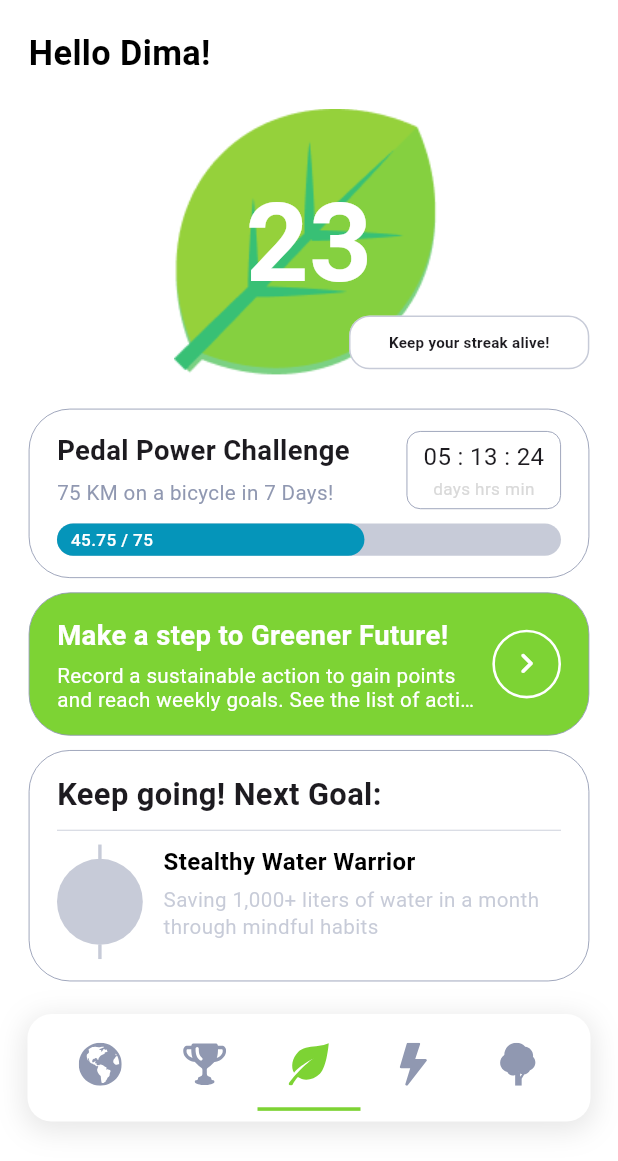
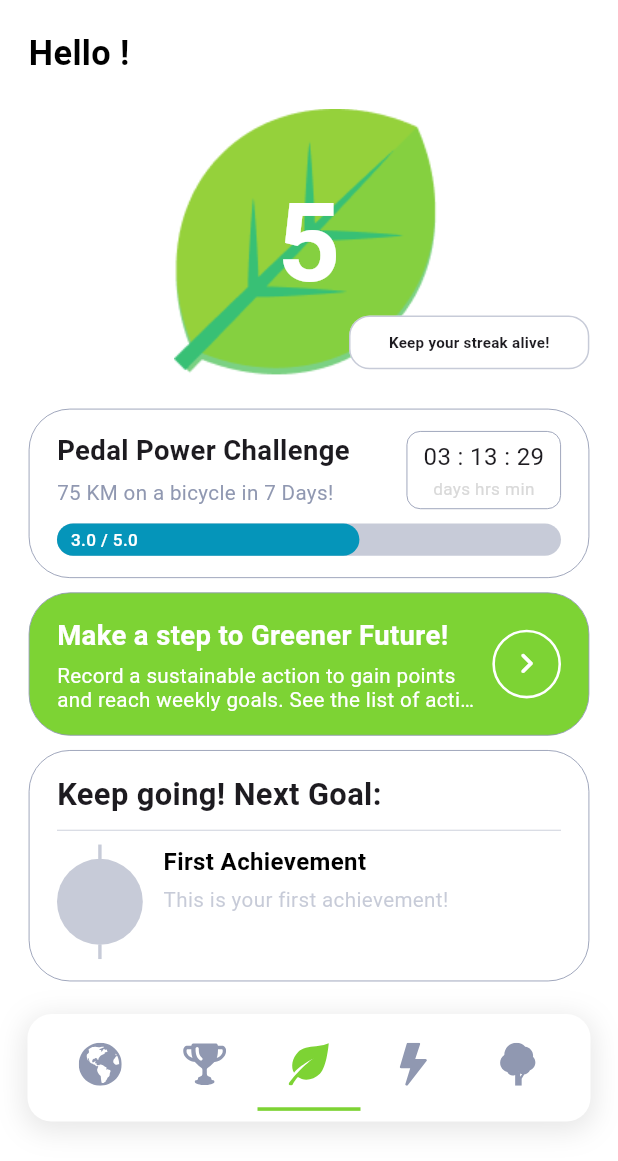
Before and after one commit to Kamal578/CH4NGE_UI, a Flutter app: the HomePage screen opened by its route, on a phone screen of 412 x 824 dp, the part 75-1236 px from its top. Run offline on Flutter 3.47's test engine with Material 3 defaults, Android fonts, the phone set to English and light mode, and no system bars; our stand-ins replace babstrap_settings_screen, dio, either_dart, email_validator, equatable, flutter_bloc and 10 more; missing offline and left inert: flutter_map_heatmap; accounts and stored records are empty; network calls fail.

Commit message:
Added data display on home page

```diff
--- a/lib/core/di/service_locator.dart
+++ b/lib/core/di/service_locator.dart
@@ -36,9 +36,9 @@ setupServiceLocator() async {
   serviceLocator.registerLazySingleton<IAuthenticationRepository>(
       () => AuthenticationRepositoryImpl());
   serviceLocator.registerLazySingleton<UserRepository>(
-      () => serviceLocator<UserRepositoryImpl>());
+      () => UserRepositoryImpl());
   serviceLocator.registerLazySingleton<WeeklyChallengeRepository>(
-      () => serviceLocator<WeeklyChallengeRepositoryImpl>());
+      () => WeeklyChallengeRepositoryImpl());
   serviceLocator.registerLazySingleton<AchievementRepository>(
       () => AchievementRepositoryImpl());
 
--- a/lib/features/layers/data/repositories/user_repository.dart
+++ b/lib/features/layers/data/repositories/user_repository.dart
@@ -7,11 +7,11 @@ class UserRepositoryImpl implements UserRepository {
   Future<UserEntity> getUser(String userId) async {
     return UserEntity(
       userId: userId,
-      username: 'John Doe',
-      password: 'password123',
+      username: 'Dima',
+      password: 'Qwerty123@',
       profilePicUrl:
           'https://media.licdn.com/dms/image/v2/D4E03AQE6_00Lbd-Itw/profile-displayphoto-shrink_200_200/profile-displayphoto-shrink_200_200/0/1697047665155?e=1750291200&v=beta&t=_BBvq5lAMPw3-cY4lHbN1M2_Y2aBYAsVfnJriLT1auA',
-      email: 'j.doe@ufaz.az',
+      email: 'd.kuramshin@ufaz.az',
       streak: 5,
       points: 100,
       ghgIndex: 4.73,
--- a/lib/features/layers/data/repositories/weekly_challenge_repository.dart
+++ b/lib/features/layers/data/repositories/weekly_challenge_repository.dart
@@ -7,8 +7,8 @@ class WeeklyChallengeRepositoryImpl implements WeeklyChallengeRepository {
     return WeeklyChallengeEntity(
       weekklyChallengeId: '1',
       userId: userId,
-      title: 'Weekly Challenge',
-      subtitle: 'Complete the weekly challenge to earn rewards.',
+      title: 'Pedal Power Challenge',
+      subtitle: '75 KM on a bicycle in 7 Days!',
       currentValue: 3,
       totalValue: 5,
       points: 20,
--- a/lib/features/layers/presentation/screens/home/view/home_page.dart
+++ b/lib/features/layers/presentation/screens/home/view/home_page.dart
@@ -1,3 +1,10 @@
+import 'package:ch4nge/core/auth/auth_manager.dart';
+import 'package:ch4nge/features/layers/domain/entities/achievement_entity.dart';
+import 'package:ch4nge/features/layers/domain/entities/weekly_challenge_entity.dart';
+import 'package:ch4nge/features/layers/domain/use_cases/get_next_achievement.dart';
+import 'package:ch4nge/features/layers/domain/use_cases/get_user.dart';
+import 'package:ch4nge/features/layers/domain/use_cases/get_weekly_challenge.dart';
+import 'package:ch4nge/features/layers/presentation/widgets/countdown_timer.dart';
 import 'package:ch4nge/features/layers/presentation/widgets/custom_appbar.dart';
 import 'package:ch4nge/features/layers/presentation/widgets/custom_navbar.dart';
 import 'package:flutter/material.dart';
@@ -5,15 +12,62 @@ import 'package:flutter_screenutil/flutter_screenutil.dart';
 import 'package:go_router/go_router.dart';
 
 class HomePage extends StatefulWidget {
-  const HomePage({super.key});
+  const HomePage({
+    required this.getUserUseCase,
+    required this.getWeeklyChallengeUseCase,
+    required this.getNextAchievementUseCase,
+    super.key,
+  });
+
+  final GetUserUseCase getUserUseCase;
+  final GetWeeklyChallengeUseCase getWeeklyChallengeUseCase;
+  final GetNextAchievementUseCase getNextAchievementUseCase;
 
   @override
   State<HomePage> createState() => _HomePageState();
 }
 
 class _HomePageState extends State<HomePage> {
+  final String username = AuthManager.getUsername();
+  final String userId = AuthManager.getId();
+  int? streak;
+  WeeklyChallengeEntity? weeklyChallenge;
+  AchievementEntity? achievement;
+  bool isLoading = true;
+
+  @override
+  void initState() {
+    super.initState();
+    _loadData();
+  }
+
+  Future<void> _loadData() async {
+    try {
+      final user = await widget.getUserUseCase(userId);
+      final challenge = await widget.getWeeklyChallengeUseCase(userId);
+      final achievement = await widget.getNextAchievementUseCase(userId);
+
+      setState(() {
+        streak = user.streak;
+        weeklyChallenge = challenge;
+        this.achievement = achievement;
+        isLoading = false;
+      });
+    } catch (e) {
+      setState(() => isLoading = false);
+      debugPrint('Error loading data: $e');
+      ScaffoldMessenger.of(context).showSnackBar(
+        SnackBar(content: Text('Failed to load data. Please try again.')),
+      );
+    }
+  }
+
   @override
   Widget build(BuildContext context) {
+    if (isLoading) {
+      return const Center(child: CircularProgressIndicator());
+    }
+
     return SafeArea(
       child: Scaffold(
         backgroundColor: Colors.white,
@@ -54,7 +108,7 @@ class _HomePageState extends State<HomePage> {
       height: 32.h,
       alignment: Alignment.centerLeft,
       child: Text(
-        "Hello Dima!",
+        "Hello $username!",
         style: TextStyle(
           fontSize: 20.sp,
           fontWeight: FontWeight.w600,
@@ -79,7 +133,7 @@ class _HomePageState extends State<HomePage> {
         children: [
           Center(
             child: Text(
-              "23",
+              streak.toString(),
               style: TextStyle(
                 fontSize: 64.sp,
                 fontWeight: FontWeight.w600,
@@ -161,7 +215,7 @@ class _HomePageState extends State<HomePage> {
                   crossAxisAlignment: CrossAxisAlignment.start,
                   children: [
                     Text(
-                      "Pedal Power Challenge",
+                      weeklyChallenge!.title,
                       style: TextStyle(
                         fontSize: 16.sp,
                         fontWeight: FontWeight.w600,
@@ -171,7 +225,7 @@ class _HomePageState extends State<HomePage> {
                     ),
                     SizedBox(height: 4.h),
                     Text(
-                      "75 KM on a bicycle in 7 Days!",
+                      weeklyChallenge!.subtitle,
                       style: TextStyle(
                         fontSize: 12.sp,
                         fontWeight: FontWeight.w400,
@@ -204,15 +258,11 @@ class _HomePageState extends State<HomePage> {
                   mainAxisSize: MainAxisSize.min,
                   mainAxisAlignment: MainAxisAlignment.center,
                   children: [
-                    FittedBox(
-                      // Ensure time text scales down
-                      child: Text(
-                        "05 : 13 : 24",
-                        style: TextStyle(
-                          fontSize: 14.sp, // Reduced base size
-                          fontWeight: FontWeight.w400,
-                        ),
-                        maxLines: 1,
+                    const WeeklyCountdownTimer(
+                      showLabels: false,
+                      textStyle: TextStyle(
+                        fontSize: 16,
+                        color: Colors.blue,
                       ),
                     ),
                     SizedBox(height: 2.h),
@@ -238,7 +288,8 @@ class _HomePageState extends State<HomePage> {
   }
 
   Widget _buildCompletedWeeklyAchievementBar(BuildContext context) {
-    double percentageCompleted = 45.75 / 75;
+    double percentageCompleted =
+        weeklyChallenge!.currentValue / weeklyChallenge!.totalValue;
 
     return SizedBox(
       height: 18.h,
@@ -266,7 +317,7 @@ class _HomePageState extends State<HomePage> {
                   child: Align(
                     alignment: Alignment.centerLeft,
                     child: Text(
-                      "45.75 / 75",
+                      "${weeklyChallenge!.currentValue} / ${weeklyChallenge!.totalValue}",
                       style: TextStyle(
                         fontSize: 10.sp, // Reduced font size
                         fontWeight: FontWeight.w500,
@@ -424,7 +475,7 @@ class _HomePageState extends State<HomePage> {
                   crossAxisAlignment: CrossAxisAlignment.start,
                   children: [
                     Text(
-                      "Stealthy Water Warrior",
+                      achievement!.title,
                       style: TextStyle(
                         fontSize: 14.sp, // Reduced from 16.sp
                         fontWeight: FontWeight.bold,
@@ -435,7 +486,7 @@ class _HomePageState extends State<HomePage> {
                     ),
                     SizedBox(height: 4.h),
                     Text(
-                      "Saving 1,000+ liters of water in a month through mindful habits",
+                      achievement!.subtitle,
                       style: TextStyle(
                         fontSize: 12.sp, // Increased from 10.sp
                         color: const Color(0x809098B1),
--- /dev/null
+++ b/lib/features/layers/presentation/widgets/countdown_timer.dart
@@ -0,0 +1,124 @@
+import 'package:flutter/material.dart';
+import 'dart:async';
+import 'package:flutter_screenutil/flutter_screenutil.dart';
+
+class WeeklyCountdownTimer extends StatefulWidget {
+  final TextStyle? textStyle;
+  final bool showLabels;
+
+  const WeeklyCountdownTimer({
+    super.key,
+    this.textStyle,
+    this.showLabels = true,
+  });
+
+  @override
+  State<WeeklyCountdownTimer> createState() => _WeeklyCountdownTimerState();
+}
+
+class _WeeklyCountdownTimerState extends State<WeeklyCountdownTimer> {
+  late Timer _timer;
+  late Duration _remainingTime;
+
+  @override
+  void initState() {
+    super.initState();
+    _remainingTime = _calculateTimeUntilWeekEnd();
+    _startTimer();
+  }
+
+  Duration _calculateTimeUntilWeekEnd() {
+    final now = DateTime.now();
+    final daysUntilSunday = (DateTime.sunday - now.weekday + 7) % 7;
+    final weekEnd = DateTime(
+      now.year,
+      now.month,
+      now.day + daysUntilSunday,
+      23,
+      59,
+      59,
+    );
+    return weekEnd.difference(now);
+  }
+
+  void _startTimer() {
+    final now = DateTime.now();
+    final nextMinute = DateTime(now.year, now.month, now.day, now.hour, now.minute + 1);
+    final initialDelay = nextMinute.difference(now);
+
+    _timer = Timer(initialDelay, () {
+      setState(() => _remainingTime = _calculateTimeUntilWeekEnd());
+      _timer = Timer.periodic(const Duration(minutes: 1), (timer) {
+        setState(() => _remainingTime = _calculateTimeUntilWeekEnd());
+      });
+    });
+  }
+
+  String _formatDuration(Duration duration) {
+    String twoDigits(int n) => n.toString().padLeft(2, '0');
+    final days = duration.inDays;
+    final hours = duration.inHours.remainder(24);
+    final minutes = duration.inMinutes.remainder(60);
+
+    return "${twoDigits(days)} : ${twoDigits(hours)} : ${twoDigits(minutes)}";
+  }
+
+  @override
+  void dispose() {
+    _timer.cancel();
+    super.dispose();
+  }
+
+  @override
+  Widget build(BuildContext context) {
+    return FittedBox(
+      child: widget.showLabels
+          ? _buildTimerWithLabels()
+          : Text(
+              _formatDuration(_remainingTime),
+              style: TextStyle(
+                fontSize: 14.sp,
+                fontWeight: FontWeight.w400,
+              ),
+              maxLines: 1,
+            ),
+    );
+  }
+
+  Widget _buildTimerWithLabels() {
+    final parts = _formatDuration(_remainingTime).split(' : ');
+    return Row(
+      mainAxisSize: MainAxisSize.min,
+      children: [
+        _buildTimeUnit(parts[0], 'days'),
+        const Text(' : '),
+        _buildTimeUnit(parts[1], 'hours'),
+        const Text(' : '),
+        _buildTimeUnit(parts[2], 'min'),
+      ],
+    );
+  }
+
+  Widget _buildTimeUnit(String value, String label) {
+    return Column(
+      mainAxisSize: MainAxisSize.min,
+      children: [
+        Text(
+          value,
+          style: widget.textStyle ??
+              TextStyle(
+                fontSize: 14.sp,
+                fontWeight: FontWeight.w400,
+              ),
+        ),
+        Text(
+          label,
+          style: TextStyle(
+            fontSize: 10.sp,
+            color: Colors.grey[600],
+          ),
+        ),
+      ],
+    );
+  }
+}
--- a/lib/main.dart
+++ b/lib/main.dart
@@ -32,11 +32,16 @@ class MyApp extends StatelessWidget {
   @override
   Widget build(BuildContext context) {
     final GoRouter router = GoRouter(
-      initialLocation: '/actions',
+      initialLocation: '/',
       routes: [
         GoRoute(
           path: '/',
-          builder: (context, state) => HomePage(),
+          builder: (context, state) => HomePage(
+            key: UniqueKey(),
+            getUserUseCase: serviceLocator(),
+            getWeeklyChallengeUseCase: serviceLocator(),
+            getNextAchievementUseCase: serviceLocator(),
+          ),
         ),
         GoRoute(
           path: '/auth',
@@ -69,7 +74,7 @@ class MyApp extends StatelessWidget {
         GoRoute(
           path: '/settings',
           builder: (context, state) => SettingsPage(),
-          ),
+        ),
       ],
     );
 
--- a/pubspec.yaml
+++ b/pubspec.yaml
@@ -52,6 +52,7 @@ dependencies:
   babstrap_settings_screen: ^0.1.7
   freezed_annotation:
   json_annotation: ^4.9.0
+  intl: ^0.20.2
 
 
 dev_dependencies:
```
Also changed, not shown: pubspec.lock.
